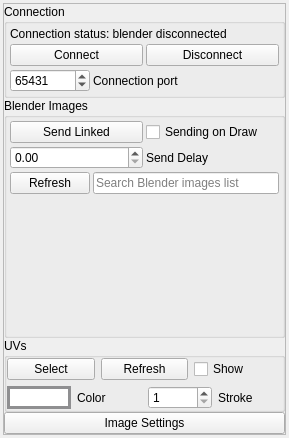
Above: KritaBlenderLink/BlenderKritaLinkUI.ui from heisenshark/blender-krita-link-plugin before the change. Below: the same form after it.
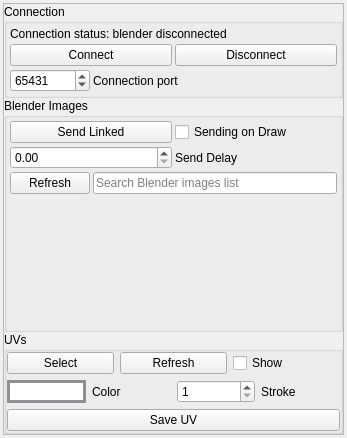
That is the form after the change.

Commit message: Added option to export UV map to new layer

Diff of the .ui file:
```diff
--- a/KritaBlenderLink/BlenderKritaLinkUI.ui
+++ b/KritaBlenderLink/BlenderKritaLinkUI.ui
@@ -6,7 +6,7 @@
    <rect>
     <x>0</x>
     <y>0</y>
-    <width>289</width>
+    <width>347</width>
     <height>438</height>
    </rect>
   </property>
@@ -51,7 +51,7 @@
        <rect>
         <x>0</x>
         <y>0</y>
-        <width>281</width>
+        <width>339</width>
         <height>430</height>
        </rect>
       </property>
@@ -486,16 +486,19 @@
             </item>
            </layout>
           </item>
+          <item>
+           <widget class="QPushButton" name="ExportUVButton">
+            <property name="toolTip">
+             <string>&lt;html&gt;&lt;head/&gt;&lt;body&gt;&lt;p&gt;creates new layer with current Uv layout&lt;/p&gt;&lt;/body&gt;&lt;/html&gt;</string>
+            </property>
+            <property name="text">
+             <string>Save UV</string>
+            </property>
+           </widget>
+          </item>
          </layout>
         </widget>
        </item>
-       <item>
-        <widget class="QPushButton" name="ImageTosRGBButton">
-         <property name="text">
-          <string>Image Settings</string>
-         </property>
-        </widget>
-       </item>
       </layout>
      </widget>
     </widget>
```
The commit also changes 2 other files.
